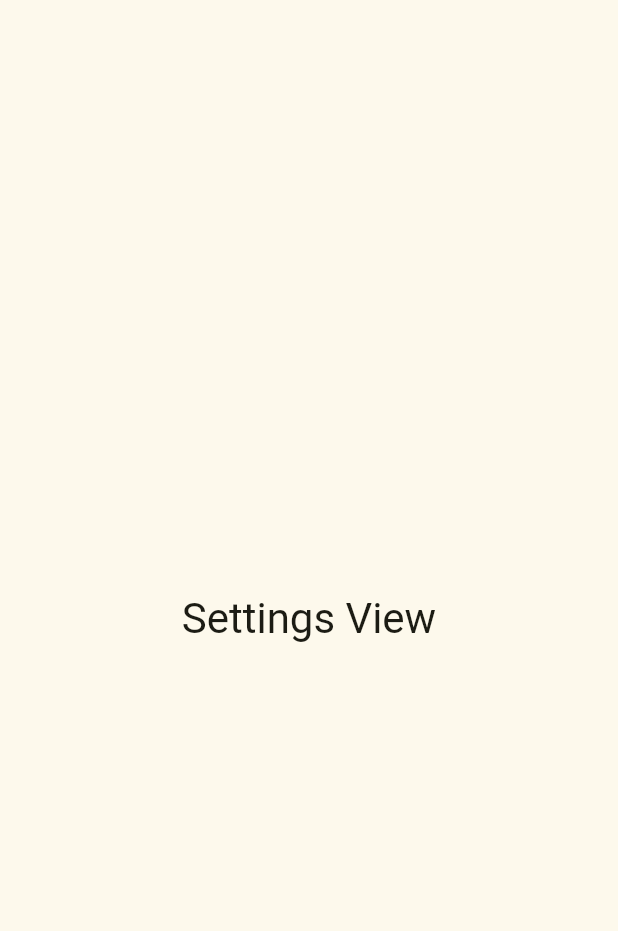
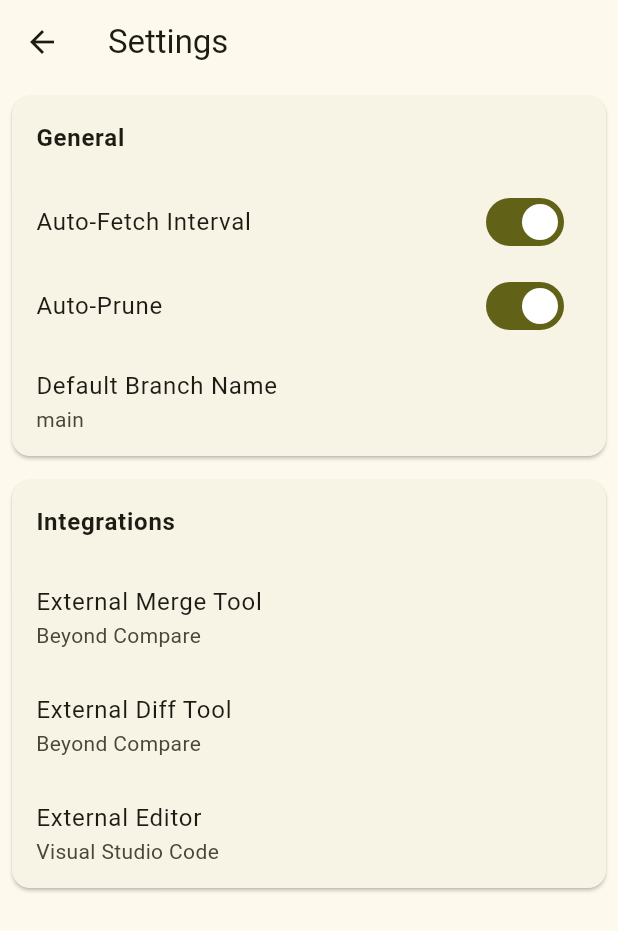
Before and after one commit to rgehrsitz/archon_flutter, a Flutter app: the SettingsView screen opened directly, on a phone screen of 412 x 824 dp. Shown: the top 931 px of the screen. Run offline on Flutter 3.47's test engine with Material 3 defaults, Android fonts, the phone set to English and light mode, and no system bars; missing offline and left inert: file_selector.

Commit message:
Refactor GitView and SettingsView widgets

```diff
--- a/lib/views/settings_view.dart
+++ b/lib/views/settings_view.dart
@@ -1,16 +1,119 @@
 import 'package:flutter/material.dart';
 
-class SettingsView extends StatelessWidget {
+class SettingsView extends StatefulWidget {
   const SettingsView({super.key});
+
+  @override
+  _SettingsViewState createState() => _SettingsViewState();
+}
+
+class _SettingsViewState extends State<SettingsView> {
+  // Example settings values, replace with your actual settings
+  bool autoFetch = true;
+  bool autoPrune = true;
+  String defaultBranchName = 'main';
+  String externalMergeTool = 'Beyond Compare';
+  String externalDiffTool = 'Beyond Compare';
+  String externalEditor = 'Visual Studio Code';
 
   @override
   Widget build(BuildContext context) {
     return Scaffold(
-      body: Center(
-        child: Text('Settings View',
-            style: Theme.of(context).textTheme.headlineMedium),
+      appBar: AppBar(
+        title: const Text('Settings'),
       ),
-      // Add more widgets and functionality as needed
+      body: ListView(
+        children: [
+          SettingsGroup(
+            title: 'General',
+            children: [
+              SwitchListTile(
+                title: const Text('Auto-Fetch Interval'),
+                value: autoFetch,
+                onChanged: (bool value) {
+                  setState(() {
+                    autoFetch = value;
+                  });
+                },
+              ),
+              SwitchListTile(
+                title: const Text('Auto-Prune'),
+                value: autoPrune,
+                onChanged: (bool value) {
+                  setState(() {
+                    autoPrune = value;
+                  });
+                },
+              ),
+              ListTile(
+                title: const Text('Default Branch Name'),
+                subtitle: Text(defaultBranchName),
+                onTap: () {
+                  // Implement branch name change logic
+                },
+              ),
+              // ... Add more settings
+            ],
+          ),
+          SettingsGroup(
+            title: 'Integrations',
+            children: [
+              ListTile(
+                title: const Text('External Merge Tool'),
+                subtitle: Text(externalMergeTool),
+                onTap: () {
+                  // Implement merge tool change logic
+                },
+              ),
+              ListTile(
+                title: const Text('External Diff Tool'),
+                subtitle: Text(externalDiffTool),
+                onTap: () {
+                  // Implement diff tool change logic
+                },
+              ),
+              ListTile(
+                title: const Text('External Editor'),
+                subtitle: Text(externalEditor),
+                onTap: () {
+                  // Implement editor change logic
+                },
+              ),
+              // ... Add more integrations settings
+            ],
+          ),
+          // ... Add more settings groups as necessary
+        ],
+      ),
     );
   }
 }
+
+class SettingsGroup extends StatelessWidget {
+  final String title;
+  final List<Widget> children;
+
+  const SettingsGroup({
+    super.key,
+    required this.title,
+    required this.children,
+  });
+
+  @override
+  Widget build(BuildContext context) {
+    return Card(
+      margin: const EdgeInsets.all(8.0),
+      child: Column(
+        children: [
+          ListTile(
+            title: Text(
+              title,
+              style: const TextStyle(fontWeight: FontWeight.bold),
+            ),
+          ),
+          ...children,
+        ],
+      ),
+    );
+  }
+}
```
Also changed, not shown: lib/views/git_view.dart (+111 -7 lines).
